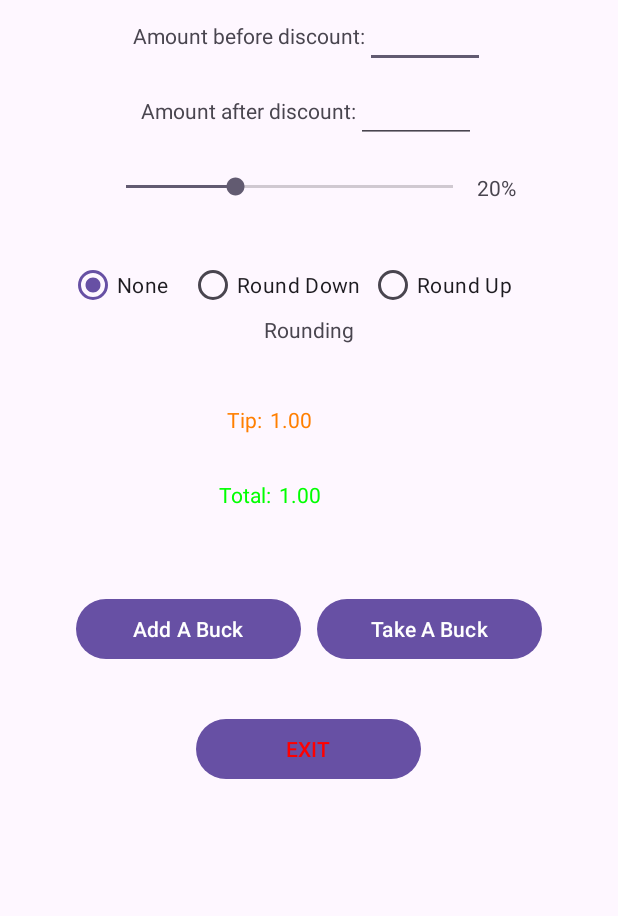
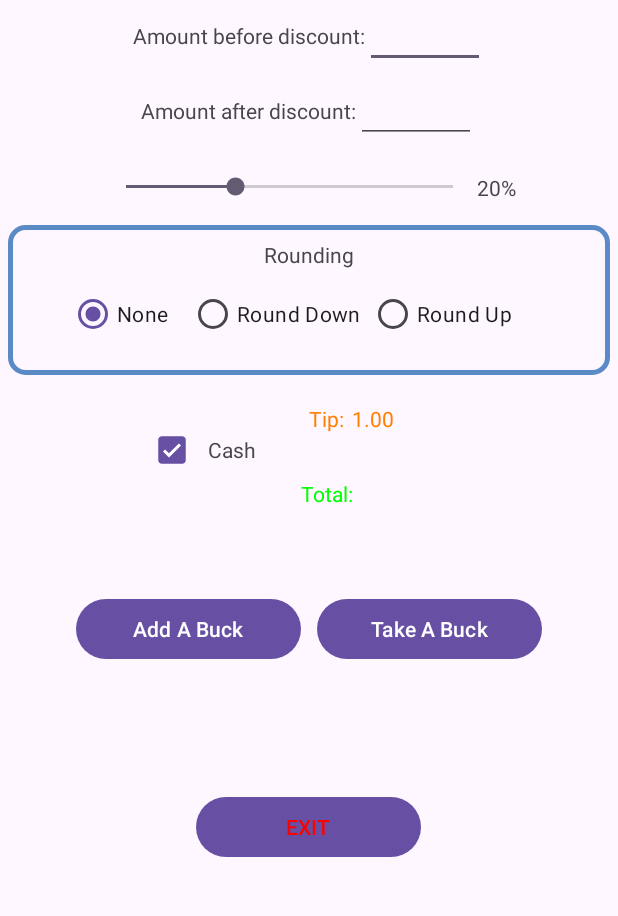
Before and after one commit to AnAnonymousParty/Tip-Calculator, an Android app: the screen it shows after launch (MainActivity), after a tap on "Add A Buck", on a phone screen of 412 x 824 dp, the part 49-965 px from its top. Run offline under Robolectric (Android 15) with nearby library versions, the phone set to English and light mode, and no system bars; 1 other tap on this screen came first.

Commit message:
Added cash tip option.

```diff
--- a/app/src/main/java/com/example/tipcalculator/MainActivity.java
+++ b/app/src/main/java/com/example/tipcalculator/MainActivity.java
@@ -10,6 +10,7 @@ import android.text.Editable;
 import android.text.TextWatcher;
 import android.view.View;
 import android.widget.Button;
+import android.widget.CheckBox;
 import android.widget.EditText;
 import android.widget.RadioButton;
 import android.widget.RadioGroup;
@@ -32,13 +33,20 @@ public class MainActivity extends AppCompatActivity  {
     private Button addABuckBtn;
     private Button exitBtn;
     private Button takeABuckBtn;
+
+    private CheckBox cashCB;
+
     private EditText postDiscountAmtFld;
     private EditText preDiscountAmtFld;
+
     private RadioGroup radioBtns;
+
     private RadioButton noRoundBtn;
     private RadioButton roundDownBtn;
     private RadioButton roundUpBtn;
+
     private SeekBar tipPercentSlider;
+
     private TextView tipAmtFld;
     private TextView tipPercentageFld;
     private TextView totalAmtFld;
@@ -94,6 +102,18 @@ public class MainActivity extends AppCompatActivity  {
                     takeABuckBtn.setEnabled(true);
                 }
 
+                try {
+                    CalculateTip();
+                } catch (ParseException e) {
+                    throw new RuntimeException(e);
+                }
+            }
+        });
+
+        cashCB.setOnClickListener( new View.OnClickListener() {
+
+            @Override
+            public void onClick(View v) {
                 try {
                     CalculateTip();
                 } catch (ParseException e) {
@@ -327,15 +347,44 @@ public class MainActivity extends AppCompatActivity  {
 
         tip += extraBucks;
 
-        if (tip < 0.0) {
-            tip        = 0.0;
-            extraBucks = 0;
+        if (true == cashCB.isChecked()) {
+            switch (tipRoundingMode) {
+                case NOROUNDING: {
+                    // All that needs to be done has been done.
+                }
+                break;
+
+                case ROUNDDOWN: {
+                    long  iPart  = (long) tip.doubleValue();
+
+                    tip = (double) iPart;
+                }
+                break;
+
+                case ROUNDUP: {
+                    long  iPart  = (long) tip.doubleValue();
+                    double fPart = tip - iPart;
+
+                    if (fPart > 0.0) {
+                        tip = (double) iPart + 1;
+                    }
+                }
+                break;
+
+                default: {
+
+                }
+                break;
+            }
+
+            tipAmtFld.setText(format(Locale.US, "%.2f", tip));
+            totalAmtFld.setText(postDiscountAmtFld.getText());
+        } else {
+            total = postDiscAmt.doubleValue() + tip;
+
+            tipAmtFld.setText(format(Locale.US, "%.2f", tip));
+            totalAmtFld.setText(format(Locale.US, "%.2f", total));
         }
-
-        total = postDiscAmt.doubleValue() + tip;
-
-        tipAmtFld.setText(format(Locale.US,"%.2f", tip));
-        totalAmtFld.setText(format(Locale.US, "%.2f", total));
     }
 
     private void Init() {
@@ -350,6 +399,7 @@ public class MainActivity extends AppCompatActivity  {
         extraBucks = 0;
 
         addABuckBtn        = (Button)findViewById(R.id.B_AddABuck);
+        cashCB             = (CheckBox)findViewById(R.id.CB_Cash);
         exitBtn            = (Button)findViewById(R.id.B_Exit);
         noRoundBtn         = (RadioButton)findViewById(R.id.RB_NoRound);
         radioBtns          = (RadioGroup)findViewById(R.id.RG_RoundingBtns);
--- /dev/null
+++ b/app/src/main/res/drawable/roundedborder.xml
@@ -0,0 +1,18 @@
+<?xml version="1.0" encoding="utf-8"?>
+
+<shape xmlns:android="http://schemas.android.com/apk/res/android" >
+    <solid android:color="#00000000" />
+
+    <!-- Border. -->
+    <stroke
+        android:width="3dp"
+        android:color="#5b8bc7" />
+
+    <padding
+        android:bottom="0dp"
+        android:left="5dp"
+        android:right="5dp"
+        android:top="0dp" />
+
+    <corners android:radius="10dp" />
+</shape>
--- a/app/src/main/res/layout/activity_main.xml
+++ b/app/src/main/res/layout/activity_main.xml
@@ -90,23 +90,32 @@
         </LinearLayout>
 
         <LinearLayout
+            android:background="@drawable/roundedborder"
             android:gravity="center|top"
-            android:layout_height="120dp"
+            android:layout_height="100dp"
             android:layout_width="match_parent"
+            android:layout_marginLeft="5dp"
+            android:layout_marginRight="5dp"
             android:orientation="vertical">
+
+            <TextView
+                android:layout_height="wrap_content"
+                android:layout_marginTop="10dp"
+                android:layout_width="wrap_content"
+                android:text="@string/RoundingLbl" />
 
             <LinearLayout
                 android:gravity="center|top"
                 android:layout_gravity="center"
-                android:layout_height="60dp"
+                android:layout_height="50dp"
                 android:layout_width="match_parent"
                 android:orientation="horizontal">
 
                 <RadioGroup
                     android:gravity="center"
                     android:id="@+id/RG_RoundingBtns"
-                    android:layout_height="80dp"
-                    android:layout_width="match_parent"
+                    android:layout_height="60dp"
+                    android:layout_width="wrap_content"
                     android:orientation="horizontal">
 
                     <RadioButton
@@ -128,16 +137,49 @@
                         android:text="@string/RoundUpBtnLbl" />
                 </RadioGroup>
             </LinearLayout>
+        </LinearLayout>
+
+        <!-- Total/Tip section -->
+        <LinearLayout
+            android:gravity="center|top"
+            android:layout_height="120dp"
+            android:layout_marginTop="0dp"
+            android:layout_width="match_parent"
+            android:orientation="horizontal">
+
+            <LinearLayout
+                android:gravity="left|center_vertical"
+                android:layout_height="100dp"
+                android:layout_marginRight="30dp"
+                android:layout_marginTop="0dp"
+                android:layout_width="wrap_content"
+                android:orientation="horizontal">
+
+                <CheckBox
+                    android:gravity="left|center_vertical"
+                    android:id="@+id/CB_Cash"
+                    android:layout_width="wrap_content"
+                    android:layout_height="wrap_content" />
 
                 <TextView
                     android:layout_height="wrap_content"
+                    android:layout_marginTop="0dp"
                     android:layout_width="wrap_content"
-                android:text="@string/RoundingLbl" />
+                    android:text="@string/CashLbl" />
             </LinearLayout>
 
             <LinearLayout
+                android:gravity="right|top"
+                android:layout_height="100dp"
+                android:layout_marginTop="0dp"
+                android:layout_width="wrap_content"
+                android:orientation="vertical">
+
+                <!-- Tip sub-section -->
+                <LinearLayout
                     android:gravity="center|top"
                     android:layout_height="50dp"
+                    android:layout_marginTop="19dp"
                     android:layout_width="match_parent"
                     android:orientation="horizontal">
 
@@ -158,6 +200,7 @@
                         android:width="80dp" />
                 </LinearLayout>
 
+                <!-- Total sub-section -->
                 <LinearLayout
                     android:gravity="center|top"
                     android:layout_height="50dp"
@@ -182,7 +225,10 @@
                         android:width="80dp"
                          />
                 </LinearLayout>
+            </LinearLayout>
+        </LinearLayout>
 
+        <!-- Add/Tak Buttons section -->
         <LinearLayout
             android:gravity="center|top"
             android:layout_height="50dp"
@@ -206,10 +252,12 @@
                 android:text="@string/TakeBuckBtnLbl" />
         </LinearLayout>
 
+        <!-- Exit Button section -->
         <LinearLayout
-            android:gravity="center|top"
+            android:gravity="center|bottom"
+            android:layout_gravity="bottom"
             android:layout_height="50dp"
-            android:layout_marginTop="30dp"
+            android:layout_marginTop="80dp"
             android:layout_width="match_parent"
             android:orientation="horizontal">
 
--- a/app/src/main/res/values/strings.xml
+++ b/app/src/main/res/values/strings.xml
@@ -1,6 +1,7 @@
 <resources>
     <string name="AddBuckBtnLbl">Add A Buck</string>
     <string name="app_name">Tip Calculator</string>
+    <string name="CashLbl">Cash</string>
     <string name="ExitBtnLbl">EXIT</string>
     <string name="NoRoundingBtnLbl">None</string>
     <string name="PercentFldTitle">%</string>
```
Lines whose indentation alone changed are shown as unchanged.
